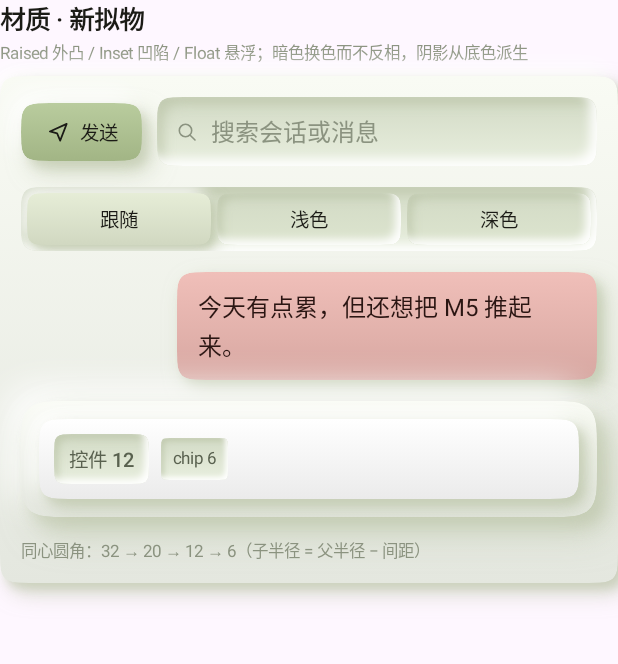
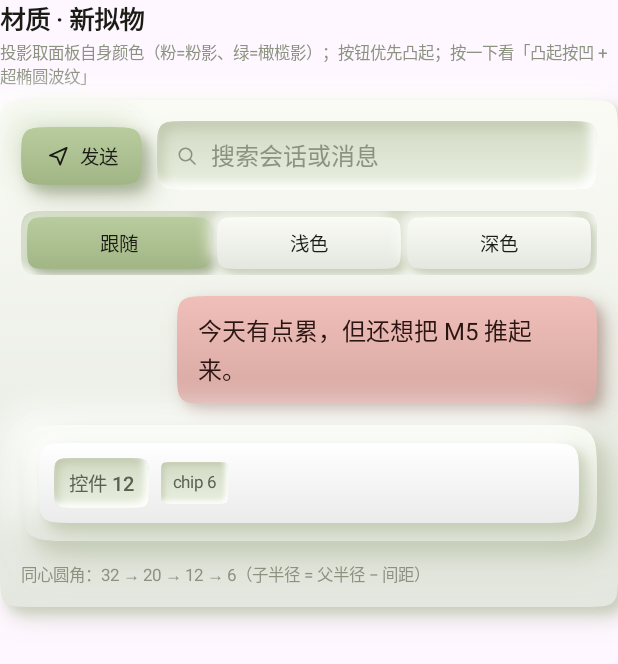
Before and after one commit to Hahn123offline/myco-chat, an Android app built with Jetpack Compose: the composable MaterialSection shown on its own in the app's theme, on a phone screen of 412 x 824 dp. Shown: the top 664 px of the screen. Run offline under Robolectric (Android 15) with nearby library versions, the phone set to English and light mode, and no system bars; pictures from the network do not load.

Commit message:
feat(m5): 彩色投影/超椭圆按压与波纹/图标均衡/凸起优先

```diff
--- a/app-android/src/main/kotlin/dev/myco/android/ui/m5/Gallery.kt
+++ b/app-android/src/main/kotlin/dev/myco/android/ui/m5/Gallery.kt
@@ -97,7 +97,8 @@ private fun GalleryHeader(dark: Boolean, onToggleDark: () -> Unit, onClose: () -
         verticalAlignment = Alignment.CenterVertically,
     ) {
         NeoSurface(
-            modifier = Modifier.size(40.dp).clip(SuperellipseShape(20.dp)).clickable { onClose() },
+            modifier = Modifier.size(40.dp),
+            onClick = onClose,
             radius = 20.dp,
             contentPadding = PaddingValues(0.dp),
         ) { Box(Modifier.fillMaxSize(), Alignment.Center) { M5Icon(M5Icons.back, Modifier.size(19.dp), p.text) } }
@@ -107,7 +108,7 @@ private fun GalleryHeader(dark: Boolean, onToggleDark: () -> Unit, onClose: () -
             Text("0.1 · 技术验证", style = M5Type.caption, color = p.textTertiary)
         }
         NeoSurface(
-            modifier = Modifier.clickable { onToggleDark() },
+            onClick = onToggleDark,
             radius = 18.dp,
             contentPadding = PaddingValues(horizontal = 14.dp, vertical = 8.dp),
         ) { Text(if (dark) "深色" else "浅色", style = M5Type.label, color = p.text) }
@@ -187,10 +188,10 @@ private fun ShapeSection() {
 @Composable
 private fun MaterialSection() {
     val p = LocalM5.current.palette
-    Section("材质 · 新拟物", "Raised 外凸 / Inset 凹陷 / Float 悬浮；暗色换色而不反相，阴影从底色派生") {
+    Section("材质 · 新拟物", "投影取面板自身颜色（粉=粉影、绿=橄榄影）；按钮优先凸起；按一下看「凸起按凹 + 超椭圆波纹」") {
         Row(horizontalArrangement = Arrangement.spacedBy(10.dp), verticalAlignment = Alignment.CenterVertically) {
             NeoSurface(
-                modifier = Modifier.clickable {},
+                onClick = {},
                 radius = 22.dp,
                 fill = p.moss,
                 contentPadding = PaddingValues(horizontal = 16.dp, vertical = 10.dp),
@@ -227,12 +228,17 @@ private fun MaterialSection() {
                     NeoSurface(
                         modifier = Modifier.weight(1f),
                         radius = 14.dp,
-                        material = if (selected) NeoMaterial.Raised else NeoMaterial.Inset,
-                        fill = if (selected) p.mossTint else p.sunken,
+                        material = NeoMaterial.Raised,
+                        fill = if (selected) p.moss else p.surface,
                         contentPadding = PaddingValues(vertical = 8.dp),
+                        onClick = {},
                     ) {
                         Box(Modifier.fillMaxWidth(), Alignment.Center) {
-                            Text(label, style = M5Type.label, color = p.text)
+                            Text(
+                                label,
+                                style = M5Type.label,
+                                color = if (selected) Color(0xFF1B1B16) else p.text,
+                            )
                         }
                     }
                 }
@@ -338,7 +344,7 @@ private fun GlassSection() {
                 contentPadding = PaddingValues(horizontal = 12.dp, vertical = 9.dp),
             ) { Text("玻璃按钮", style = M5Type.label, color = p.text) }
             NeoSurface(
-                modifier = Modifier.clickable {},
+                onClick = {},
                 radius = 18.dp,
                 fill = p.moss,
                 contentPadding = PaddingValues(horizontal = 18.dp, vertical = 9.dp),
@@ -414,7 +420,7 @@ private fun IconSection() {
                         NeoSurface(
                             modifier = Modifier.size(52.dp),
                             radius = 16.dp,
-                            material = NeoMaterial.Inset,
+                            material = NeoMaterial.Raised,
                         ) { Box(Modifier.fillMaxSize(), Alignment.Center) { M5Icon(vector, Modifier.size(22.dp), p.text) } }
                         Spacer(Modifier.height(4.dp))
                         Caption(label)
@@ -506,11 +512,11 @@ private fun ComposerSection() {
                     NeoSurface(
                         modifier = Modifier.size(36.dp),
                         radius = 18.dp,
-                        material = NeoMaterial.Inset,
+                        material = NeoMaterial.Raised,
                     ) { Box(Modifier.fillMaxSize(), Alignment.Center) { M5Icon(M5Icons.plus, Modifier.size(18.dp), p.textSecondary) } }
                     NeoSurface(
                         radius = 15.dp,
-                        material = NeoMaterial.Inset,
+                        material = NeoMaterial.Raised,
                         contentPadding = PaddingValues(horizontal = 10.dp, vertical = 6.dp),
                     ) {
                         Row(verticalAlignment = Alignment.CenterVertically) {
@@ -521,7 +527,7 @@ private fun ComposerSection() {
                     }
                     NeoSurface(
                         radius = 15.dp,
-                        material = NeoMaterial.Inset,
+                        material = NeoMaterial.Raised,
                         contentPadding = PaddingValues(horizontal = 10.dp, vertical = 6.dp),
                     ) {
                         Row(verticalAlignment = Alignment.CenterVertically) {
@@ -532,7 +538,8 @@ private fun ComposerSection() {
                     }
                     Spacer(Modifier.weight(1f))
                     NeoSurface(
-                        modifier = Modifier.size(40.dp).clickable {},
+                        modifier = Modifier.size(40.dp),
+                        onClick = {},
                         radius = 20.dp,
                         fill = p.moss,
                     ) { Box(Modifier.fillMaxSize(), Alignment.Center) { M5Icon(M5Icons.send, Modifier.size(18.dp), Color(0xFF1B1B16)) } }
--- a/app-android/src/main/kotlin/dev/myco/android/ui/m5/NeoSurface.kt
+++ b/app-android/src/main/kotlin/dev/myco/android/ui/m5/NeoSurface.kt
@@ -1,36 +1,56 @@
 package dev.myco.android.ui.m5
 
+import androidx.compose.animation.core.Animatable
+import androidx.compose.animation.core.FastOutLinearInEasing
+import androidx.compose.animation.core.LinearOutSlowInEasing
+import androidx.compose.animation.core.animateFloatAsState
+import androidx.compose.animation.core.spring
+import androidx.compose.animation.core.tween
 import androidx.compose.foundation.background
+import androidx.compose.foundation.clickable
+import androidx.compose.foundation.gestures.awaitEachGesture
+import androidx.compose.foundation.gestures.awaitFirstDown
+import androidx.compose.foundation.interaction.MutableInteractionSource
+import androidx.compose.foundation.interaction.collectIsPressedAsState
 import androidx.compose.foundation.layout.Box
 import androidx.compose.foundation.layout.BoxScope
 import androidx.compose.foundation.layout.PaddingValues
 import androidx.compose.foundation.layout.padding
 import androidx.compose.runtime.Composable
+import androidx.compose.runtime.LaunchedEffect
+import androidx.compose.runtime.getValue
+import androidx.compose.runtime.mutableStateOf
 import androidx.compose.runtime.remember
+import androidx.compose.runtime.setValue
 import androidx.compose.ui.Modifier
 import androidx.compose.ui.draw.clip
 import androidx.compose.ui.draw.drawBehind
 import androidx.compose.ui.draw.drawWithCache
+import androidx.compose.ui.draw.drawWithContent
+import androidx.compose.ui.geometry.Offset
 import androidx.compose.ui.graphics.Brush
 import androidx.compose.ui.graphics.Color
 import androidx.compose.ui.graphics.Outline
 import androidx.compose.ui.graphics.Shape
 import androidx.compose.ui.graphics.asAndroidPath
+import androidx.compose.ui.graphics.drawscope.DrawScope
+import androidx.compose.ui.graphics.drawscope.clipPath
 import androidx.compose.ui.graphics.drawscope.drawIntoCanvas
 import androidx.compose.ui.graphics.nativeCanvas
 import androidx.compose.ui.graphics.toArgb
+import androidx.compose.ui.input.pointer.pointerInput
 import androidx.compose.ui.unit.Dp
 import androidx.compose.ui.unit.dp
 
 /**
  * M5 材质原语：新拟物（Neumorphism）。
  *
- * Raised / Inset / Float 三种表面，全部使用 Superellipse 轮廓；
- * 阴影来自同一个 LightRig：亮侧左上、暗侧右下，暗色换色而不是反相。
+ * Raised / Inset 两种结构表面 + Float 悬浮面，全部使用 Superellipse 轮廓。
  *
- * 性能约定（M5.0 实测后回填）：
- * - 阴影用 BlurMaskFilter 绘制，Path 按尺寸缓存；
- * - 一屏真正带模糊阴影的面 ≤8 个，列表行内部不要用。
+ * 三条视觉规则（2026-11-27 用户拍板）：
+ * 1. 投影颜色取自面板自身颜色（粉气泡=粉投影，绿按钮=橄榄投影），不是全局灰绿；
+ * 2. 按钮语义优先用凸起（Raised），凹陷只留给输入/槽位；
+ * 3. 点击 = 凸起被按凹 + 超椭圆裁切的扩散波纹（不是矩形 ripple）。
  */
 enum class NeoMaterial { Raised, Inset, Float }
 
@@ -42,11 +62,33 @@ fun NeoSurface(
     material: NeoMaterial = NeoMaterial.Raised,
     fill: Color? = null,
     contentPadding: PaddingValues = PaddingValues(0.dp),
+    enabled: Boolean = true,
+    onClick: (() -> Unit)? = null,
     content: @Composable BoxScope.() -> Unit,
 ) {
     val p = LocalM5.current.palette
     val shape = remember(radius, exponent) { SuperellipseShape(radius, exponent) }
     val base = fill ?: p.surface
+    val interaction = remember { MutableInteractionSource() }
+    val pressed by interaction.collectIsPressedAsState()
+    val press by animateFloatAsState(
+        targetValue = if (pressed && onClick != null && enabled) 1f else 0f,
+        animationSpec = if (pressed) {
+            tween(durationMillis = 90, easing = FastOutLinearInEasing)
+        } else {
+            spring(dampingRatio = 0.78f, stiffness = 520f)
+        },
+        label = "neo-press",
+    )
+    val ripple = remember { Animatable(0f) }
+    var pressPos by remember { mutableStateOf(Offset.Unspecified) }
+    LaunchedEffect(pressed) {
+        if (pressed) {
+            ripple.snapTo(0f)
+            ripple.animateTo(1f, tween(durationMillis = 420, easing = LinearOutSlowInEasing))
+        }
+    }
+
     val brush: Brush = when (material) {
         NeoMaterial.Raised -> Brush.verticalGradient(
             listOf(
@@ -61,48 +103,81 @@ fun NeoSurface(
             listOf(darken(p.sunken, 0.05f), lerpColor(p.sunken, base, 0.45f)),
         )
     }
+
     Box(
         modifier
+            .then(
+                if (onClick != null) {
+                    Modifier
+                        .clickable(
+                            interactionSource = interaction,
+                            indication = null,
+                            enabled = enabled,
+                            onClick = onClick,
+                        )
+                        .pointerInput(Unit) {
+                            awaitEachGesture {
+                                val down = awaitFirstDown(requireUnconsumed = false)
+                                pressPos = down.position
+                            }
+                        }
+                } else {
+                    Modifier
+                }
+            )
             .then(
                 if (material == NeoMaterial.Inset) {
                     Modifier
                 } else {
-                    Modifier.neoOuterShadow(shape, radius, p, flat = material == NeoMaterial.Float)
+                    Modifier.neoOuterShadow(shape, radius, p, base, press, flat = material == NeoMaterial.Float)
                 }
             )
             .clip(shape)
             .background(brush, shape)
-            .then(if (material == NeoMaterial.Inset) Modifier.neoInsetShadow(shape, radius, p) else Modifier)
+            .then(
+                when {
+                    material == NeoMaterial.Inset -> Modifier.neoInsetShadow(shape, radius, p, 1f)
+                    press > 0.01f -> Modifier.neoInsetShadow(shape, radius, p, press * 0.9f)
+                    else -> Modifier
+                }
+            )
+            .pressRipple(shape, press, ripple.value, pressPos, base)
             .padding(contentPadding),
         content = content,
     )
 }
 
 /**
- * 外阴影：亮影左上、暗影右下。Float 只保留单侧投影（更轻，不抢结构面）。
- * offset = r·0.30，blur = offset·2.05（与用户给的 22/45 公式同比例）。
+ * 外阴影：亮影左上、暗影右下，颜色取自身。按下时 offset 收缩、alpha 降低，
+ * 同时叠加内阴影（由 NeoSurface 调用），形成"凸起被按凹下去"的物理感。
  */
 private fun Modifier.neoOuterShadow(
     shape: Shape,
     radius: Dp,
     p: M5Palette,
+    base: Color,
+    press: Float,
     flat: Boolean,
 ): Modifier = drawBehind {
     val outline = shape.createOutline(size, layoutDirection, this)
     if (outline !is Outline.Generic) return@drawBehind
     val path = outline.path.asAndroidPath()
-    val offset = (radius.toPx() * 0.34f).coerceIn(3.dp.toPx(), 13.dp.toPx())
-    val wideBlur = offset * 1.75f
-    val tightBlur = (offset * 0.65f).coerceAtLeast(1f)
-    val lightAlpha = if (p.dark) 0.55f else 0.95f
-    val darkWide = if (p.dark) 0.95f else 0.55f
-    val darkTight = if (p.dark) 0.60f else 0.42f
+    val fullOffset = (radius.toPx() * 0.34f).coerceIn(3.dp.toPx(), 13.dp.toPx())
+    val offset = fullOffset * (1f - 0.72f * press)
+    val wideBlur = (fullOffset * 1.75f).coerceAtLeast(1f)
+    val tightBlur = (fullOffset * 0.65f).coerceAtLeast(1f)
+    val fade = 1f - 0.42f * press
+    val light = highlightTint(base, p)
+    val dark = shadowTint(base, p)
+    val lightAlpha = (if (p.dark) 0.22f else 0.95f) * fade
+    val darkWide = (if (p.dark) 0.95f else 0.55f) * fade
+    val darkTight = (if (p.dark) 0.60f else 0.42f) * fade
     if (!flat) {
         drawIntoCanvas { canvas ->
             val nc = canvas.nativeCanvas
             val save = nc.save()
             nc.translate(-offset * 0.9f, -offset * 0.9f)
-            nc.drawPath(path, blurPaint(p.shadowLight.copy(alpha = lightAlpha), wideBlur))
+            nc.drawPath(path, blurPaint(light.copy(alpha = lightAlpha), wideBlur))
             nc.restoreToCount(save)
         }
     }
@@ -110,20 +185,25 @@ private fun Modifier.neoOuterShadow(
         val nc = canvas.nativeCanvas
         val save = nc.save()
         nc.translate(offset * 0.9f, offset)
-        nc.drawPath(path, blurPaint(p.shadowDark.copy(alpha = darkWide), wideBlur))
+        nc.drawPath(path, blurPaint(dark.copy(alpha = darkWide), wideBlur))
         nc.restoreToCount(save)
     }
     drawIntoCanvas { canvas ->
         val nc = canvas.nativeCanvas
         val save = nc.save()
         nc.translate(offset * 0.55f, offset * 0.62f)
-        nc.drawPath(path, blurPaint(p.shadowDark.copy(alpha = darkTight), tightBlur))
+        nc.drawPath(path, blurPaint(dark.copy(alpha = darkTight), tightBlur))
         nc.restoreToCount(save)
     }
 }
 
-/** 内阴影：把形状的"外部"平移进内部再模糊，暗侧左上、亮侧右下。 */
-private fun Modifier.neoInsetShadow(shape: Shape, radius: Dp, p: M5Palette): Modifier = drawWithCache {
+/** 内阴影：把形状的"外部"平移进内部再模糊；strength 用于按压时渐进出现。 */
+private fun Modifier.neoInsetShadow(
+    shape: Shape,
+    radius: Dp,
+    p: M5Palette,
+    strength: Float,
+): Modifier = drawWithCache {
     val outline = shape.createOutline(size, layoutDirection, this@drawWithCache)
     if (outline !is Outline.Generic) {
         onDrawBehind {}
@@ -139,8 +219,8 @@ private fun Modifier.neoInsetShadow(shape: Shape, radius: Dp, p: M5Palette): Mod
         }
         val offset = (radius.toPx() * 0.26f).coerceIn(2.dp.toPx(), 10.dp.toPx())
         val blur = (offset * 1.15f).coerceAtLeast(1f)
-        val darkAlpha = if (p.dark) 0.95f else 0.60f
-        val lightAlpha = if (p.dark) 0.32f else 0.95f
+        val darkAlpha = (if (p.dark) 0.95f else 0.60f) * strength
+        val lightAlpha = (if (p.dark) 0.32f else 0.95f) * strength
         onDrawBehind {
             drawIntoCanvas { canvas ->
                 val nc = canvas.nativeCanvas
@@ -156,6 +236,45 @@ private fun Modifier.neoInsetShadow(shape: Shape, radius: Dp, p: M5Palette): Mod
                 nc.restoreToCount(save2)
             }
         }
+    }
+}
+
+/** 超椭圆裁切的按压波纹（替代矩形 Material ripple）。 */
+private fun Modifier.pressRipple(
+    shape: Shape,
+    press: Float,
+    ripple: Float,
+    pressPos: Offset,
+    base: Color,
+): Modifier = drawWithContent {
+    drawContent()
+    if (press <= 0.01f || ripple <= 0f) return@drawWithContent
+    val outline = shape.createOutline(size, layoutDirection, this)
+    if (outline !is Outline.Generic) return@drawWithContent
+    val center = if (pressPos == Offset.Unspecified) this.center else pressPos
+    val radius = size.maxDimension * 1.45f * ripple
+    clipPath(outline.path) {
+        drawCircle(
+            color = lerpColor(Color.White, base, 0.12f).copy(alpha = 0.30f * press),
+            radius = radius,
+            center = center,
+        )
+    }
+}
+
+private fun DrawScope.drawBlurredPath(
+    path: android.graphics.Path,
+    color: Color,
+    blur: Float,
+    dx: Float,
+    dy: Float,
+) {
+    drawIntoCanvas { canvas ->
+        val nc = canvas.nativeCanvas
+        val save = nc.save()
+        nc.translate(dx, dy)
+        nc.drawPath(path, blurPaint(color, blur))
+        nc.restoreToCount(save)
     }
 }
 
@@ -178,3 +297,18 @@ internal fun lerpColor(a: Color, b: Color, t: Float): Color = Color(
 internal fun lighten(c: Color, t: Float): Color = lerpColor(c, Color.White, t)
 
 internal fun darken(c: Color, t: Float): Color = lerpColor(c, Color.Black, t)
+
+/** 颜色饱和度（0..1）：决定投影/高光要不要采用面板自身色。 */
+private fun chromaAmount(c: Color): Float {
+    val mx = maxOf(c.red, c.green, c.blue)
+    val mn = minOf(c.red, c.green, c.blue)
+    return ((mx - mn) * 3.2f).coerceIn(0f, 1f)
+}
+
+/** 投影 = 中性影 + 面板自身色的深色版（按饱和度混合）。 */
+internal fun shadowTint(base: Color, p: M5Palette): Color =
+    lerpColor(p.shadowDark, darken(base, if (p.dark) 0.55f else 0.30f), chromaAmount(base))
+
+/** 亮影同理，用面板自身色的浅色版。 */
+internal fun highlightTint(base: Color, p: M5Palette): Color =
+    lerpColor(p.shadowLight, lighten(base, 0.35f), chromaAmount(base) * if (p.dark) 0.30f else 0.80f)
```
Also changed, not shown: app-android/src/main/kotlin/dev/myco/android/ui/m5/Icons.kt (+20 -17 lines), 2 other files.
